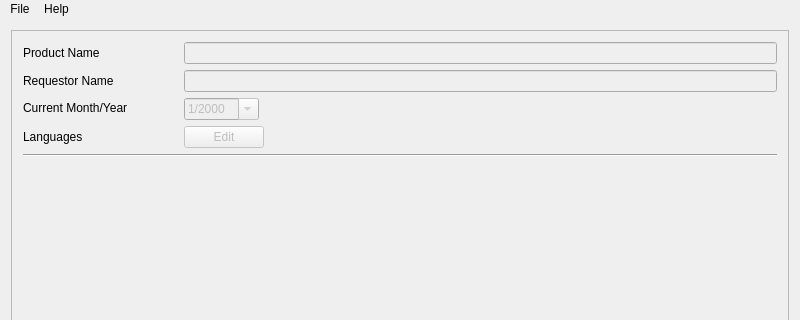
Before: the Qt Designer form RegulatoryTemplate.ui in daemonangel/Ditaform, drawn with Qt 5; both pictures show x 0 to 800 and y 0 to 320 of the 800 by 600 pixel window.
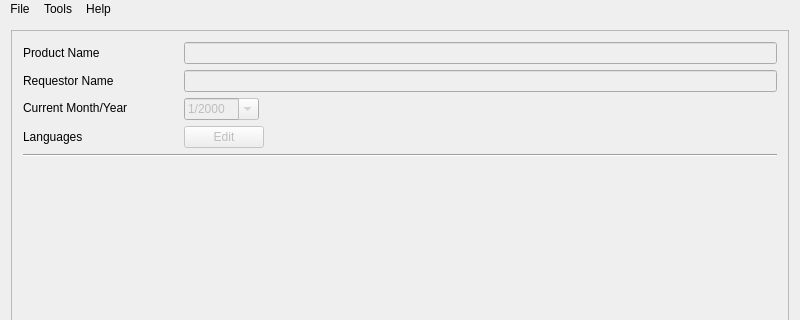
After: the same form once the commit is applied. Icons and pictures are not drawn.

The edit to the form file:
```diff
--- a/RegulatoryTemplate.ui
+++ b/RegulatoryTemplate.ui
@@ -278,7 +278,14 @@
     <addaction name="separator"/>
     <addaction name="about_menu"/>
    </widget>
+   <widget class="QMenu" name="menuTools">
+    <property name="title">
+     <string>Tools</string>
+    </property>
+    <addaction name="actionExport_Dependencies"/>
+   </widget>
    <addaction name="menuFile"/>
+   <addaction name="menuTools"/>
    <addaction name="menuHelp"/>
   </widget>
   <action name="saveAs_menu">
```
Left out of the diff: 22 changed lines with no effect on the pictures.
